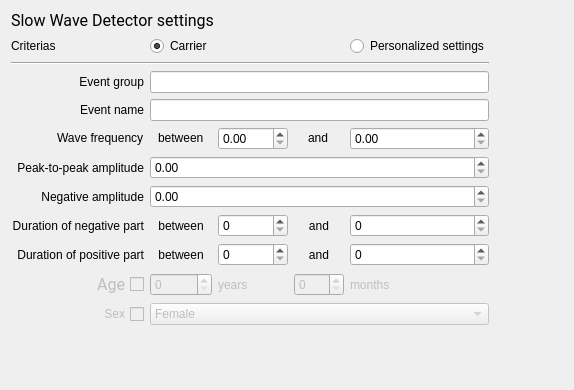
Qt form modules/CEAMSModules/SlowWaveDetector/Ui_SlowWaveDetectorSettingsView.ui (SnoozToolbox/snooz-package-ceams) before a commit.
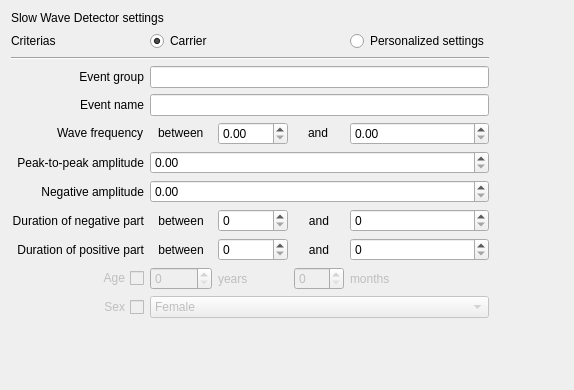
The same form after that commit.

Commit message: Font step 4: forms without fonts of their own, look kept

The edit to the form file:
```diff
--- a/modules/CEAMSModules/SlowWaveDetector/Ui_SlowWaveDetectorSettingsView.ui
+++ b/modules/CEAMSModules/SlowWaveDetector/Ui_SlowWaveDetectorSettingsView.ui
@@ -16,9 +16,6 @@
   <property name="toolTip">
    <string/>
   </property>
-  <property name="styleSheet">
-   <string notr="true">font: 12pt &quot;Roboto&quot;;</string>
-  </property>
   <layout class="QGridLayout" name="gridLayout_2">
    <item row="0" column="0">
     <layout class="QVBoxLayout" name="verticalLayout">
@@ -26,8 +23,6 @@
       <widget class="QLabel" name="label_5">
        <property name="font">
         <font>
-         <family>Roboto</family>
-         <pointsize>12</pointsize>
          <weight>50</weight>
          <italic>false</italic>
          <bold>false</bold>
@@ -358,8 +353,6 @@
          </property>
          <property name="font">
           <font>
-           <family>Roboto</family>
-           <pointsize>12</pointsize>
            <weight>50</weight>
            <italic>false</italic>
            <bold>false</bold>
```
The commit also changes 427 other files.
